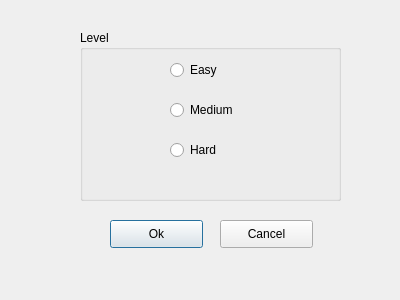
rygoebel/MemoryGame, file chooseleveldialog.ui: the form before one commit.
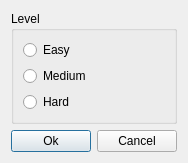
The form after the commit.

```diff
--- a/chooseleveldialog.ui
+++ b/chooseleveldialog.ui
@@ -6,91 +6,62 @@
    <rect>
     <x>0</x>
     <y>0</y>
-    <width>400</width>
-    <height>300</height>
+    <width>215</width>
+    <height>171</height>
    </rect>
   </property>
   <property name="windowTitle">
    <string>Dialog</string>
   </property>
+  <layout class="QGridLayout" name="gridLayout">
+   <property name="sizeConstraint">
+    <enum>QLayout::SetFixedSize</enum>
+   </property>
+   <item row="0" column="0" colspan="2">
   <widget class="QGroupBox" name="levelGroupBox">
-   <property name="geometry">
-    <rect>
-     <x>80</x>
-     <y>30</y>
-     <width>261</width>
-     <height>171</height>
-    </rect>
-   </property>
    <property name="title">
     <string>Level</string>
    </property>
+     <layout class="QVBoxLayout" name="verticalLayout">
+      <item>
    <widget class="QRadioButton" name="easyLevelRadioButton">
-    <property name="geometry">
-     <rect>
-      <x>90</x>
-      <y>30</y>
-      <width>95</width>
-      <height>20</height>
-     </rect>
-    </property>
     <property name="text">
      <string>Easy</string>
     </property>
    </widget>
+      </item>
+      <item>
    <widget class="QRadioButton" name="mediumLevelRadioButton">
-    <property name="geometry">
-     <rect>
-      <x>90</x>
-      <y>70</y>
-      <width>95</width>
-      <height>20</height>
-     </rect>
-    </property>
     <property name="text">
      <string>Medium</string>
     </property>
    </widget>
+      </item>
+      <item>
    <widget class="QRadioButton" name="hardLevelRadioButton">
-    <property name="geometry">
-     <rect>
-      <x>90</x>
-      <y>110</y>
-      <width>95</width>
-      <height>20</height>
-     </rect>
-    </property>
     <property name="text">
      <string>Hard</string>
     </property>
    </widget>
-  </widget>
+      </item>
+     </layout>
+    </widget>
+   </item>
+   <item row="1" column="0">
   <widget class="QPushButton" name="okButton">
-   <property name="geometry">
-    <rect>
-     <x>110</x>
-     <y>220</y>
-     <width>93</width>
-     <height>28</height>
-    </rect>
-   </property>
    <property name="text">
     <string>Ok</string>
    </property>
   </widget>
+   </item>
+   <item row="1" column="1">
   <widget class="QPushButton" name="cancelButton">
-   <property name="geometry">
-    <rect>
-     <x>220</x>
-     <y>220</y>
-     <width>93</width>
-     <height>28</height>
-    </rect>
-   </property>
    <property name="text">
     <string>Cancel</string>
    </property>
   </widget>
+   </item>
+  </layout>
  </widget>
  <resources/>
  <connections/>
```
Lines whose indentation alone changed are shown as unchanged.
